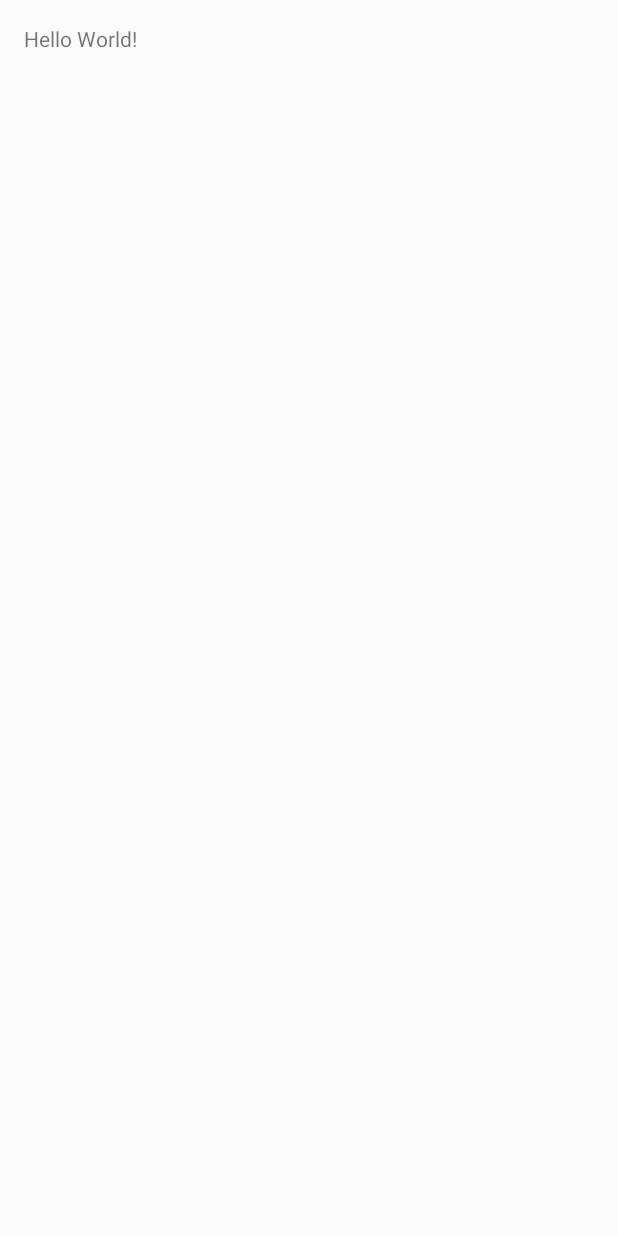
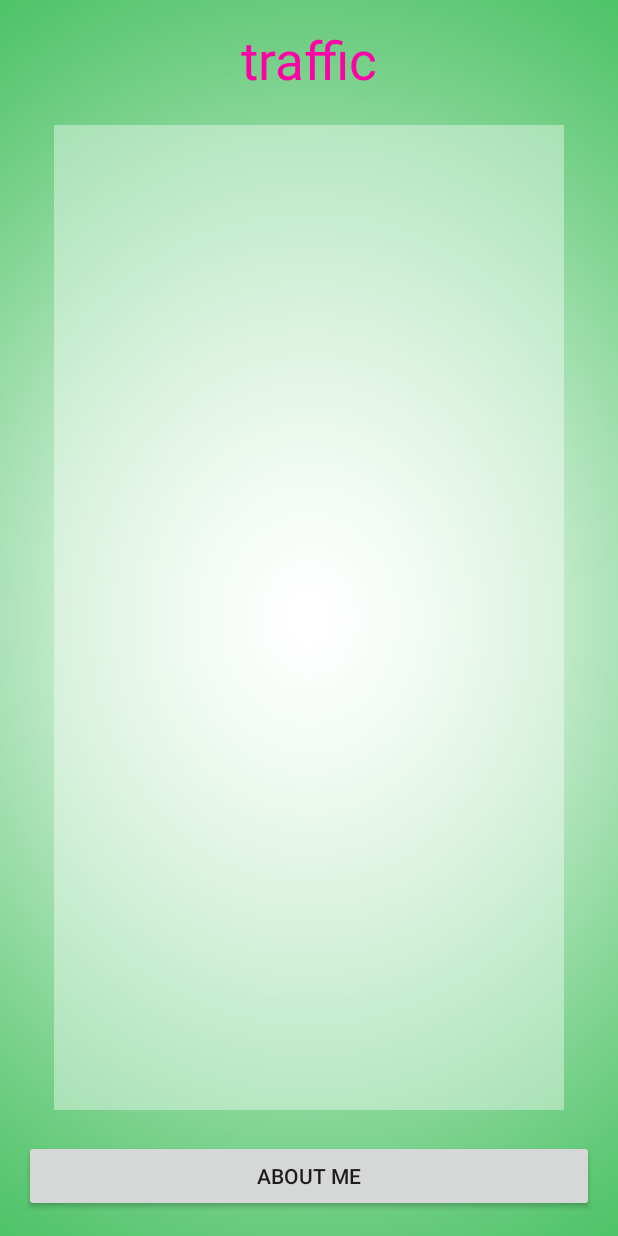
Before and after one commit to jmttaw/MyTraffic_5Dec15, an Android app: the screen it shows after launch (MainActivity), on a phone screen of 412 x 824 dp. Before the commit the screen is almost empty. Run offline under Robolectric (Android 15) with nearby library versions, the phone set to English and light mode, and no system bars.

Commit message:
ออกแบบ UI OK

```diff
--- a/app/src/main/res/layout/activity_main.xml
+++ b/app/src/main/res/layout/activity_main.xml
@@ -7,10 +7,32 @@
     android:paddingLeft="@dimen/activity_horizontal_margin"
     android:paddingRight="@dimen/activity_horizontal_margin"
     android:paddingTop="@dimen/activity_vertical_margin"
-    tools:context="spcgroup.siripongss.mytraffic.MainActivity">
+    tools:context="spcgroup.siripongss.mytraffic.MainActivity"
+    android:background="@drawable/bg6">
 
     <TextView
         android:layout_width="wrap_content"
         android:layout_height="wrap_content"
-        android:text="Hello World!" />
+        android:text="@string/hand"
+        android:id="@+id/textView"
+        android:textSize="@dimen/h1"
+        android:layout_centerHorizontal="true"
+        android:textColor="@color/text" />
+
+    <Button
+        android:layout_width="match_parent"
+        android:layout_height="wrap_content"
+        android:text="About Me"
+        android:id="@+id/button"
+        android:layout_alignParentLeft="false"
+        android:layout_alignParentBottom="true" />
+
+    <ListView
+        android:layout_width="wrap_content"
+        android:layout_height="wrap_content"
+        android:id="@+id/listView"
+        android:layout_below="@+id/textView"
+        android:layout_above="@+id/button"
+        android:layout_margin="20dp"
+        android:background="#64ffffff" />
 </RelativeLayout>
--- a/app/src/main/res/values/colors.xml
+++ b/app/src/main/res/values/colors.xml
@@ -3,4 +3,5 @@
     <color name="colorPrimary">#3F51B5</color>
     <color name="colorPrimaryDark">#303F9F</color>
     <color name="colorAccent">#FF4081</color>
+    <color name="text">#FF00A6</color>
 </resources>
--- a/app/src/main/res/values/dimens.xml
+++ b/app/src/main/res/values/dimens.xml
@@ -2,4 +2,5 @@
     <!-- Default screen margins, per the Android Design guidelines. -->
     <dimen name="activity_horizontal_margin">16dp</dimen>
     <dimen name="activity_vertical_margin">16dp</dimen>
+    <dimen name="h1">35sp</dimen>
 </resources>
--- a/app/src/main/res/values/strings.xml
+++ b/app/src/main/res/values/strings.xml
@@ -1,3 +1,6 @@
 <resources>
     <string name="app_name">My Traffic</string>
+
+    <string name="hand">traffic</string>
+
 </resources>
```
Also changed, not shown: app/src/main/res/drawable/bg6.png (added).
